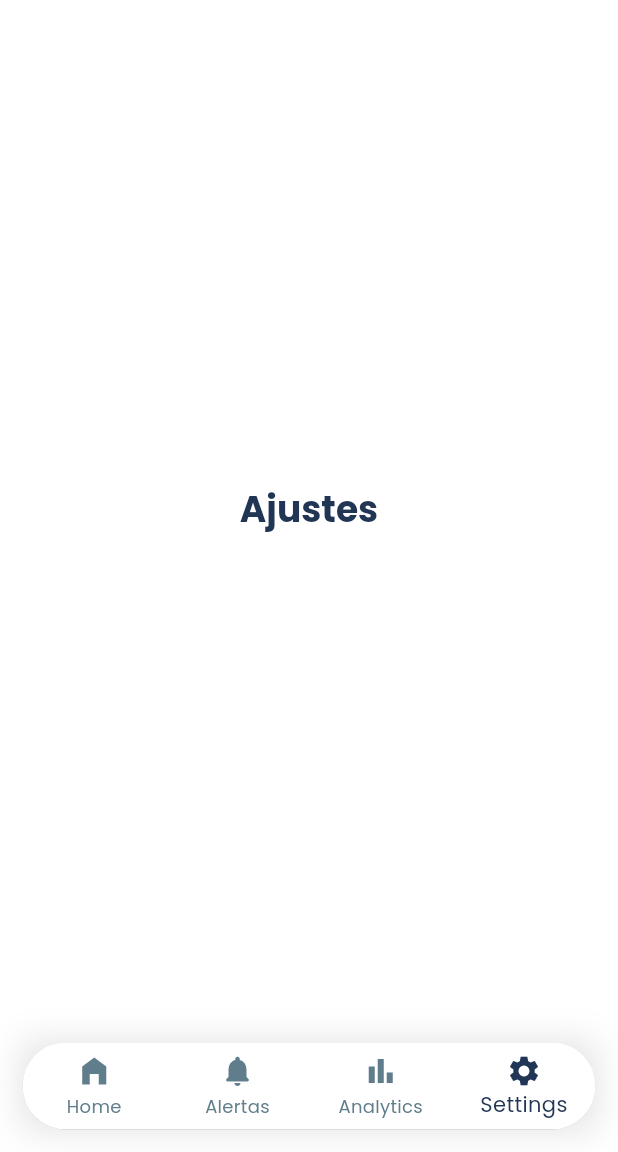
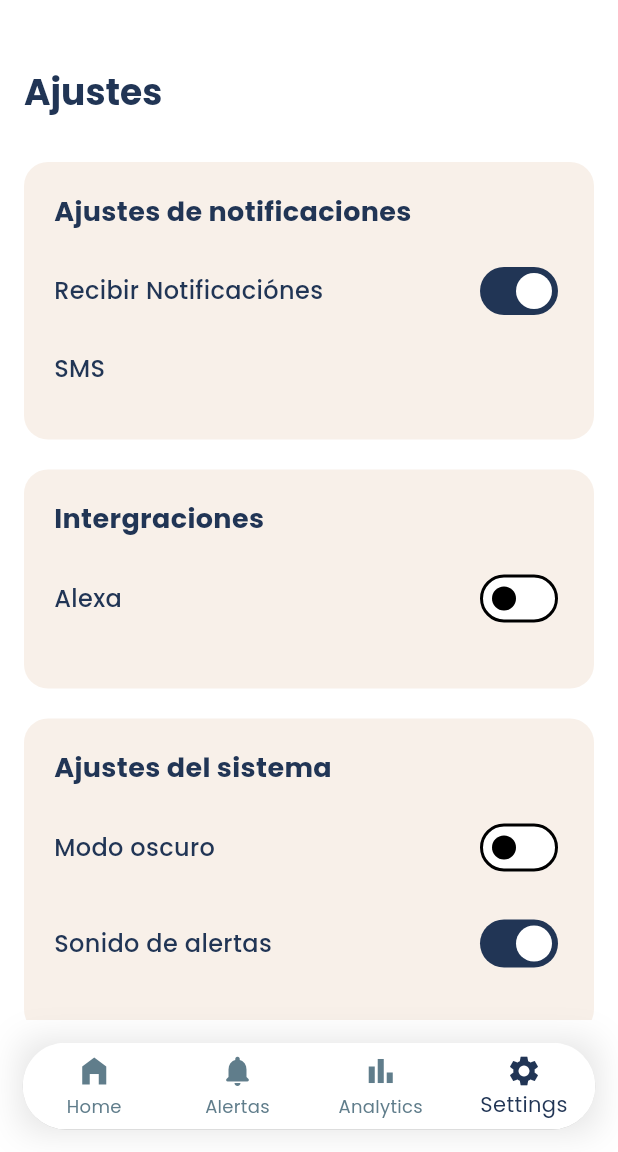
Before and after one commit to DiegoAragon13/awasApp, a Flutter app: the screen it shows after launch, item 4 of the bottom bar chosen, on a phone screen of 412 x 824 dp, the part 84-1236 px from its top. Run offline on Flutter 3.47's test engine with Material 3 defaults, Android fonts, the phone set to English and light mode, and no system bars; our stand-ins replace google_fonts.

Commit message:
AjustesBeta

```diff
--- a/lib/Pages/ajustes.dart
+++ b/lib/Pages/ajustes.dart
@@ -1,20 +1,105 @@
 import 'package:flutter/material.dart';
-import 'package:awas_app/widgets/app_bar_widget.dart';
-import 'package:awas_app/widgets/bottom_bar_widget.dart';
+import 'package:awas_app/widgets/CardsAjustes.dart';
+import 'package:provider/provider.dart';
+import 'package:awas_app/providers/theme_provider.dart';
 
-class Ajustes extends StatelessWidget {
+class Ajustes extends StatefulWidget {
   const Ajustes({super.key});
-// HomePage separado como widget
+
+  @override
+  State<Ajustes> createState() => _AjustesState();
+}
+
+class _AjustesState extends State<Ajustes> {
+  // Estados para los switches
+  bool recibirNotificaciones = true;
+  bool alexa = false;
+  bool sonidoAlertas = true;
+
   @override
   Widget build(BuildContext context) {
-  final theme = Theme.of(context);
+    final themeProvider = Provider.of<ThemeProvider>(context);
+    final theme = Theme.of(context);
+    final isDarkMode = theme.brightness == Brightness.dark;
 
-  return Center(
-      child: Text(
-      'Ajustes',
-      style: theme.textTheme.headlineSmall?.copyWith(
-      fontWeight: FontWeight.bold),
-       ),
-      );
-     }
+    return Scaffold(
+      body: SafeArea(
+        child: SingleChildScrollView(
+          child: Padding(
+            padding: const EdgeInsets.all(16.0),
+            child: Column(
+              crossAxisAlignment: CrossAxisAlignment.start,
+              children: [
+                const SizedBox(height: 30),
+                Text(
+                  'Ajustes',
+                  style: theme.textTheme.headlineSmall,
+                ),
+                const SizedBox(height: 30),
+                // Tarjeta de Ajustes de notificaciones
+                CardsAjustes(
+                  titulo: 'Ajustes de notificaciones',
+                  opciones: [
+                    OpcionAjuste(
+                      titulo: 'Recibir Notificaciónes',
+                      valor: recibirNotificaciones,
+                      onChanged: (value) {
+                        setState(() {
+                          recibirNotificaciones = value;
+                        });
+                      },
+                    ),
+                    const OpcionAjuste(
+                      titulo: 'SMS',
+                      esSoloTexto: true,
+                    ),
+                  ],
+                ),
+                const SizedBox(height: 20),
+                // Tarjeta de Integraciones
+                CardsAjustes(
+                  titulo: 'Intergraciones',
+                  opciones: [
+                    OpcionAjuste(
+                      titulo: 'Alexa',
+                      valor: alexa,
+                      onChanged: (value) {
+                        setState(() {
+                          alexa = value;
+                        });
+                      },
+                    ),
+                  ],
+                ),
+                const SizedBox(height: 20),
+                // Tarjeta de Ajustes del sistema
+                CardsAjustes(
+                  titulo: 'Ajustes del sistema',
+                  opciones: [
+                    OpcionAjuste(
+                      titulo: 'Modo oscuro',
+                      valor: isDarkMode,
+                      onChanged: (value) {
+                        // Cambia el tema usando el provider
+                        themeProvider.setThemeMode(value);
+                      },
+                    ),
+                    OpcionAjuste(
+                      titulo: 'Sonido de alertas',
+                      valor: sonidoAlertas,
+                      onChanged: (value) {
+                        setState(() {
+                          sonidoAlertas = value;
+                        });
+                      },
+                    ),
+                  ],
+                ),
+              ],
+            ),
+          ),
+        ),
+      ),
+    );
   }
+}
--- a/lib/Pages/home.dart
+++ b/lib/Pages/home.dart
@@ -1,11 +1,6 @@
 import 'package:flutter/material.dart';
 
 
-import 'package:awas_app/Pages/alerts.dart';
-import 'package:awas_app/Pages/analytics.dart';
-import 'package:awas_app/Pages/ajustes.dart';
-
-// HomePage separado como widget
 class HomePage extends StatelessWidget {
   const HomePage({super.key});
 
--- a/lib/main.dart
+++ b/lib/main.dart
@@ -1,9 +1,16 @@
 import 'package:awas_app/utils/themes/theme.dart';
 import 'package:flutter/material.dart';
+import 'package:provider/provider.dart';
 import 'Pages/splash.dart';
+import 'providers/theme_provider.dart';
 
 void main() {
-  runApp(MyApp());
+  runApp(
+    ChangeNotifierProvider(
+      create: (context) => ThemeProvider(),
+      child: const MyApp(),
+    ),
+  );
 }
 
 class MyApp extends StatelessWidget {
@@ -11,12 +18,16 @@ class MyApp extends StatelessWidget {
 
   @override
   Widget build(BuildContext context) {
-    return MaterialApp(
-      debugShowCheckedModeBanner: false,
-      themeMode: ThemeMode.system,
-      theme: ThemeApp.lightTheme,
-      darkTheme: ThemeApp.darktTheme,
-      home: Splash(),
+    return Consumer<ThemeProvider>(
+      builder: (context, themeProvider, _) {
+        return MaterialApp(
+          debugShowCheckedModeBanner: false,
+          themeMode: themeProvider.themeMode,
+          theme: ThemeApp.lightTheme,
+          darkTheme: ThemeApp.darktTheme,
+          home: const Splash(),
+        );
+      },
     );
   }
 }
--- /dev/null
+++ b/lib/providers/theme_provider.dart
@@ -0,0 +1,14 @@
+import 'package:flutter/material.dart';
+
+class ThemeProvider extends ChangeNotifier {
+  ThemeMode _themeMode = ThemeMode.system;
+
+  ThemeMode get themeMode => _themeMode;
+
+  bool get isDarkMode => _themeMode == ThemeMode.dark;
+
+  void setThemeMode(bool isDarkMode) {
+    _themeMode = isDarkMode ? ThemeMode.dark : ThemeMode.light;
+    notifyListeners();
+  }
+}
--- /dev/null
+++ b/lib/widgets/CardsAjustes.dart
@@ -0,0 +1,98 @@
+import 'package:flutter/material.dart';
+
+class CardsAjustes extends StatelessWidget {
+  final String titulo;
+  final List<OpcionAjuste> opciones;
+
+  const CardsAjustes({
+    Key? key,
+    required this.titulo,
+    required this.opciones,
+  }) : super(key: key);
+
+  @override
+  Widget build(BuildContext context) {
+    final theme = Theme.of(context);
+    final isDarkMode = theme.brightness == Brightness.dark;
+
+    // Color de fondo adaptado al tema
+    final cardColor = isDarkMode
+        ? theme.colorScheme.secondary
+        : const Color(0xFFF8F0E9);
+
+    return Container(
+      width: double.infinity,
+      decoration: BoxDecoration(
+        color: cardColor,
+        borderRadius: BorderRadius.circular(16),
+      ),
+      child: Padding(
+        padding: const EdgeInsets.all(20.0),
+        child: Column(
+          crossAxisAlignment: CrossAxisAlignment.start,
+          children: [
+            Text(
+              titulo,
+              style: TextStyle(
+                fontSize: 18,
+                fontWeight: FontWeight.bold,
+                color: theme.textTheme.bodyLarge?.color,
+              ),
+            ),
+            const SizedBox(height: 16),
+            ...opciones.map((opcion) => Padding(
+              padding: const EdgeInsets.only(bottom: 12.0),
+              child: opcion,
+            )),
+          ],
+        ),
+      ),
+    );
+  }
+}
+
+class OpcionAjuste extends StatelessWidget {
+  final String titulo;
+  final bool valor;
+  final Function(bool)? onChanged;
+  final bool esSoloTexto;
+
+  const OpcionAjuste({
+    Key? key,
+    required this.titulo,
+    this.valor = false,
+    this.onChanged,
+    this.esSoloTexto = false,
+  }) : super(key: key);
+
+  @override
+  Widget build(BuildContext context) {
+    final theme = Theme.of(context);
+
+    return Padding(
+      padding: const EdgeInsets.only(bottom: 4.0),
+      child: Row(
+        mainAxisAlignment: MainAxisAlignment.spaceBetween,
+        children: [
+          Expanded(
+            child: Text(
+              titulo,
+              style: TextStyle(
+                fontSize: 16,
+                fontWeight: FontWeight.w500,
+                color: theme.textTheme.bodyLarge?.color,
+              ),
+            ),
+          ),
+          if (!esSoloTexto)
+            Switch(
+              value: valor,
+              onChanged: onChanged,
+              activeTrackColor: theme.primaryColor,
+              activeColor: Colors.white,
+            ),
+        ],
+      ),
+    );
+  }
+}
--- a/lib/widgets/app_bar_widget.dart
+++ b/lib/widgets/app_bar_widget.dart
@@ -24,7 +24,7 @@ class CustomAppBar extends StatelessWidget implements PreferredSizeWidget {
           fontSize: 22,
         ),
       ),
-      centerTitle: false, // 👈 Título alineado a la izquierda
+      centerTitle: false,
       backgroundColor: backgroundColor ?? theme.primaryColor,
       foregroundColor: foregroundColor ?? Colors.white,
       actions: [
--- a/pubspec.yaml
+++ b/pubspec.yaml
@@ -36,6 +36,7 @@ dependencies:
   cupertino_icons: ^1.0.8
   google_fonts: ^6.2.1
   go_router: ^13.0.0
+  provider: ^6.0.5
 
 dev_dependencies:
   flutter_test:
```
Also changed, not shown: pubspec.lock.
